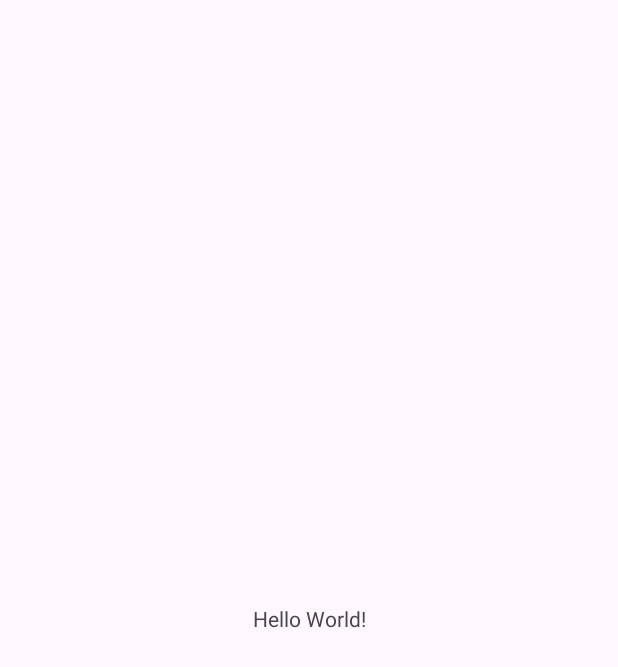
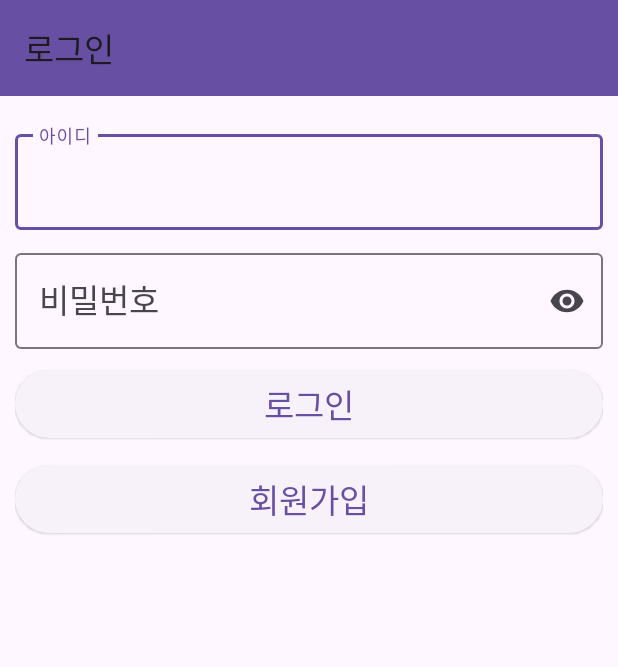
Before and after one commit to Jbrochan/project-board, an Android app: the screen it shows after launch (MainActivity), on a phone screen of 412 x 824 dp. Before the commit the part shown is almost empty. Shown: the top 667 px of the screen. Run offline under Robolectric (Android 15) with nearby library versions, the phone set to English and light mode, and no system bars.

Commit message:
feat: 로그인 화면 UI 구현

```diff
--- /dev/null
+++ b/BoardApp/app/src/main/java/com/example/boardapp/LoginFragment.kt
@@ -0,0 +1,29 @@
+package com.example.boardapp
+
+import android.os.Bundle
+import androidx.fragment.app.Fragment
+import android.view.LayoutInflater
+import android.view.View
+import android.view.ViewGroup
+import com.example.boardapp.databinding.FragmentLoginBinding
+
+class LoginFragment : Fragment() {
+    lateinit var fragmentLoginBinding: FragmentLoginBinding
+    lateinit var mainActivity: MainActivity
+
+    override fun onCreateView(
+        inflater: LayoutInflater, container: ViewGroup?,
+        savedInstanceState: Bundle?
+    ): View? {
+        fragmentLoginBinding = FragmentLoginBinding.inflate(layoutInflater)
+        mainActivity = activity as MainActivity
+
+        fragmentLoginBinding.run{
+            toolbarLogin.run{
+                title = "로그인"
+            }
+        }
+
+        return fragmentLoginBinding.root
+    }
+}
--- a/BoardApp/app/src/main/java/com/example/boardapp/MainActivity.kt
+++ b/BoardApp/app/src/main/java/com/example/boardapp/MainActivity.kt
@@ -2,10 +2,14 @@ package com.example.boardapp
 
 import androidx.appcompat.app.AppCompatActivity
 import android.os.Bundle
+import com.example.boardapp.databinding.ActivityMainBinding
 
 class MainActivity : AppCompatActivity() {
+    lateinit var activityMainBinding: ActivityMainBinding
     override fun onCreate(savedInstanceState: Bundle?) {
         super.onCreate(savedInstanceState)
-        setContentView(R.layout.activity_main)
+
+        activityMainBinding = ActivityMainBinding.inflate(layoutInflater)
+        setContentView(activityMainBinding.root)
     }
 }
--- a/BoardApp/app/src/main/res/layout/activity_main.xml
+++ b/BoardApp/app/src/main/res/layout/activity_main.xml
@@ -1,18 +1,15 @@
 <?xml version="1.0" encoding="utf-8"?>
-<androidx.constraintlayout.widget.ConstraintLayout xmlns:android="http://schemas.android.com/apk/res/android"
+<LinearLayout xmlns:android="http://schemas.android.com/apk/res/android"
     xmlns:app="http://schemas.android.com/apk/res-auto"
     xmlns:tools="http://schemas.android.com/tools"
     android:layout_width="match_parent"
     android:layout_height="match_parent"
-    tools:context=".MainActivity">
+    android:orientation="vertical"
+    tools:context=".MainActivity" >
 
-    <TextView
-        android:layout_width="wrap_content"
-        android:layout_height="wrap_content"
-        android:text="Hello World!"
-        app:layout_constraintBottom_toBottomOf="parent"
-        app:layout_constraintEnd_toEndOf="parent"
-        app:layout_constraintStart_toStartOf="parent"
-        app:layout_constraintTop_toTopOf="parent" />
-
-</androidx.constraintlayout.widget.ConstraintLayout>
+    <androidx.fragment.app.FragmentContainerView
+        android:id="@+id/fragmentContainerView"
+        android:name="com.example.boardapp.LoginFragment"
+        android:layout_width="match_parent"
+        android:layout_height="wrap_content" />
+</LinearLayout>
--- /dev/null
+++ b/BoardApp/app/src/main/res/layout/fragment_login.xml
@@ -0,0 +1,79 @@
+<?xml version="1.0" encoding="utf-8"?>
+<LinearLayout xmlns:android="http://schemas.android.com/apk/res/android"
+    xmlns:app="http://schemas.android.com/apk/res-auto"
+    xmlns:tools="http://schemas.android.com/tools"
+    android:layout_width="match_parent"
+    android:layout_height="match_parent"
+    android:orientation="vertical"
+    tools:context=".LoginFragment" >
+
+    <com.google.android.material.appbar.MaterialToolbar
+        android:id="@+id/toolbarLogin"
+        android:layout_width="match_parent"
+        android:layout_height="wrap_content"
+        android:background="?attr/colorPrimary"
+        android:minHeight="?attr/actionBarSize"
+        android:theme="?attr/actionBarTheme" />
+
+    <ScrollView
+        android:layout_width="match_parent"
+        android:layout_height="match_parent">
+
+        <LinearLayout
+            android:layout_width="match_parent"
+            android:layout_height="wrap_content"
+            android:orientation="vertical"
+            android:padding="10dp" >
+
+            <com.google.android.material.textfield.TextInputLayout
+                android:id="@+id/textInputLayoutLoginUserId"
+                android:layout_width="match_parent"
+                android:layout_height="wrap_content"
+                android:layout_marginTop="10dp"
+                app:endIconMode="clear_text">
+
+                <com.google.android.material.textfield.TextInputEditText
+                    android:id="@+id/textInputEditTextLoginUserId"
+                    android:layout_width="match_parent"
+                    android:layout_height="wrap_content"
+                    android:hint="@string/login_fragment_user_id"
+                    android:inputType="text|textPersonName"
+                    android:textAppearance="@style/TextAppearance.AppCompat.Large" />
+            </com.google.android.material.textfield.TextInputLayout>
+
+            <com.google.android.material.textfield.TextInputLayout
+                android:id="@+id/textInputLayoutLoginUserPw"
+                android:layout_width="match_parent"
+                android:layout_height="wrap_content"
+                android:layout_marginTop="10dp"
+                app:endIconMode="password_toggle">
+
+                <com.google.android.material.textfield.TextInputEditText
+                    android:id="@+id/textInputEditTextLoginUserPw"
+                    android:layout_width="match_parent"
+                    android:layout_height="wrap_content"
+                    android:hint="@string/login_fragment_user_pw"
+                    android:inputType="number|numberPassword"
+                    android:textAppearance="@style/TextAppearance.AppCompat.Large" />
+            </com.google.android.material.textfield.TextInputLayout>
+
+            <Button
+                android:id="@+id/buttonLoginLogin"
+                style="@style/Widget.Material3.Button.ElevatedButton"
+                android:layout_width="match_parent"
+                android:layout_height="wrap_content"
+                android:layout_marginTop="10dp"
+                android:text="@string/login_fragment_button_login"
+                android:textAppearance="@style/TextAppearance.AppCompat.Large" />
+
+            <Button
+                android:id="@+id/buttonLoginJoin"
+                style="@style/Widget.Material3.Button.ElevatedButton"
+                android:layout_width="match_parent"
+                android:layout_height="wrap_content"
+                android:layout_marginTop="10dp"
+                android:text="@string/login_fragment_button_join"
+                android:textAppearance="@style/TextAppearance.AppCompat.Large" />
+        </LinearLayout>
+    </ScrollView>
+</LinearLayout>
--- a/BoardApp/app/src/main/res/values/strings.xml
+++ b/BoardApp/app/src/main/res/values/strings.xml
@@ -1,3 +1,9 @@
 <resources>
     <string name="app_name">BoardApp</string>
+    <!-- TODO: Remove or change this placeholder text -->
+    <string name="hello_blank_fragment">Hello blank fragment</string>
+    <string name="login_fragment_user_id">아이디</string>
+    <string name="login_fragment_user_pw">비밀번호</string>
+    <string name="login_fragment_button_login">로그인</string>
+    <string name="login_fragment_button_join">회원가입</string>
 </resources>
```
